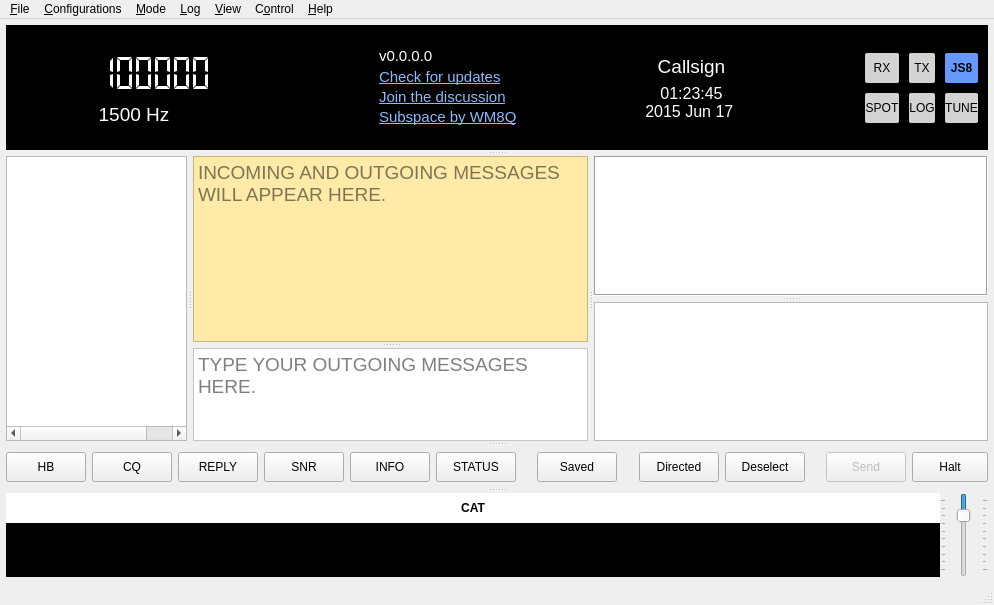
Above: JS8_UI/mainwindow.ui from avantol/JS8Call-Subspace-Mode before the change. Below: the same form after it.
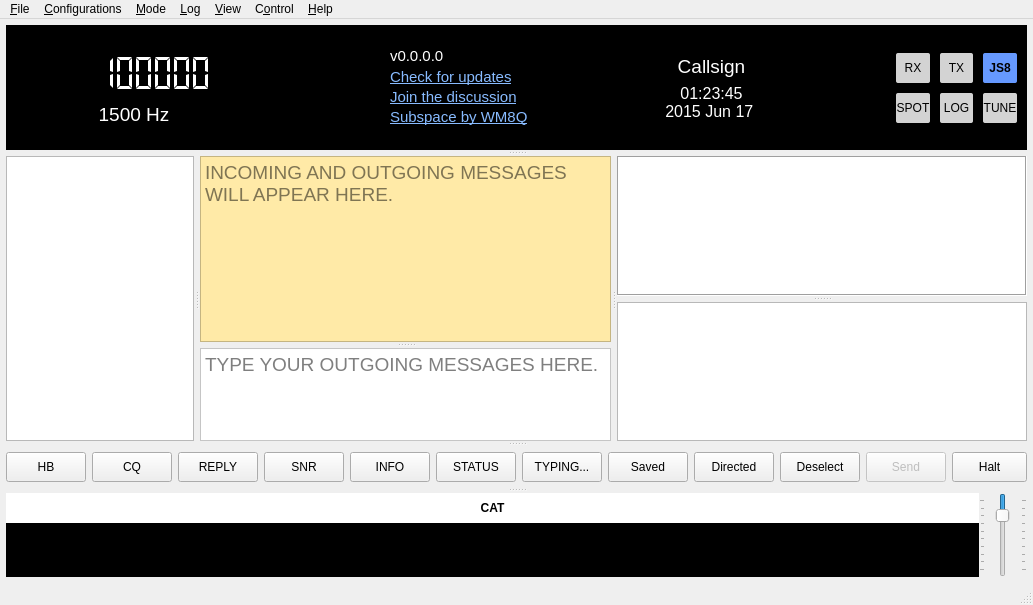
That is the form after the change. Icons and pictures are not drawn. Custom widgets are drawn as their Qt base class.

Commit message: Build 83 "Tranya": TYPING button, Windows cold restart, subdivision polish

The edit to the form file:
```diff
--- a/JS8_UI/mainwindow.ui
+++ b/JS8_UI/mainwindow.ui
@@ -1481,7 +1481,7 @@
           </property>
          </widget>
         </item>
-        <item row="1" column="7">
+        <item row="1" column="8">
          <spacer name="horizontalSpacer_11">
           <property name="orientation">
            <enum>Qt::Orientation::Horizontal</enum>
@@ -1525,7 +1525,7 @@
           </property>
          </widget>
         </item>
-        <item row="1" column="8">
+        <item row="1" column="9">
          <widget class="QPushButton" name="macrosMacroButton">
           <property name="minimumSize">
            <size>
@@ -1661,7 +1661,7 @@
           </property>
          </spacer>
         </item>
-        <item row="1" column="9">
+        <item row="1" column="10">
          <spacer name="horizontalSpacerSavedDirected">
           <property name="orientation">
            <enum>Qt::Orientation::Horizontal</enum>
@@ -1725,6 +1725,22 @@
           </property>
          </widget>
         </item>
+        <item row="1" column="7">
+         <widget class="QPushButton" name="typingMacroButton">
+          <property name="minimumSize">
+           <size>
+            <width>0</width>
+            <height>30</height>
+           </size>
+          </property>
+          <property name="toolTip">
+           <string>Send typing indicator (Subspace mode only)</string>
+          </property>
+          <property name="text">
+           <string>TYPING...</string>
+          </property>
+         </widget>
+        </item>
        </layout>
       </widget>
       <widget class="QFrame" name="frame_5">
```
The commit also changes 10 other files.
